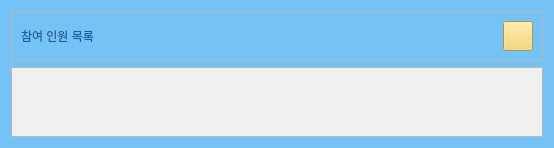
Old version of the form Code/front/ui/widget_search_talk_room_member_list.ui in the repository lee991229/KKOTalk.
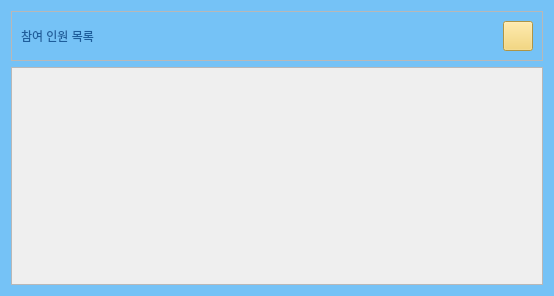
New version of the form. Icons and pictures are not drawn.

```diff
--- a/Code/front/ui/widget_search_talk_room_member_list.ui
+++ b/Code/front/ui/widget_search_talk_room_member_list.ui
@@ -7,7 +7,7 @@
     <x>0</x>
     <y>0</y>
     <width>554</width>
-    <height>147</height>
+    <height>296</height>
    </rect>
   </property>
   <property name="windowTitle">
@@ -123,9 +123,24 @@
           <x>0</x>
           <y>0</y>
           <width>532</width>
-          <height>69</height>
+          <height>218</height>
          </rect>
         </property>
+        <layout class="QVBoxLayout" name="verticalLayout_3">
+         <item>
+          <widget class="QWidget" name="widget_to_add_item" native="true"/>
+         </item>
+         <item>
+          <widget class="QWidget" name="widget_to_spacer" native="true">
+           <property name="sizePolicy">
+            <sizepolicy hsizetype="Preferred" vsizetype="Expanding">
+             <horstretch>0</horstretch>
+             <verstretch>0</verstretch>
+            </sizepolicy>
+           </property>
+          </widget>
+         </item>
+        </layout>
        </widget>
       </widget>
      </item>
```
Left out of the diff: 2 changed lines with no effect on the pictures.
